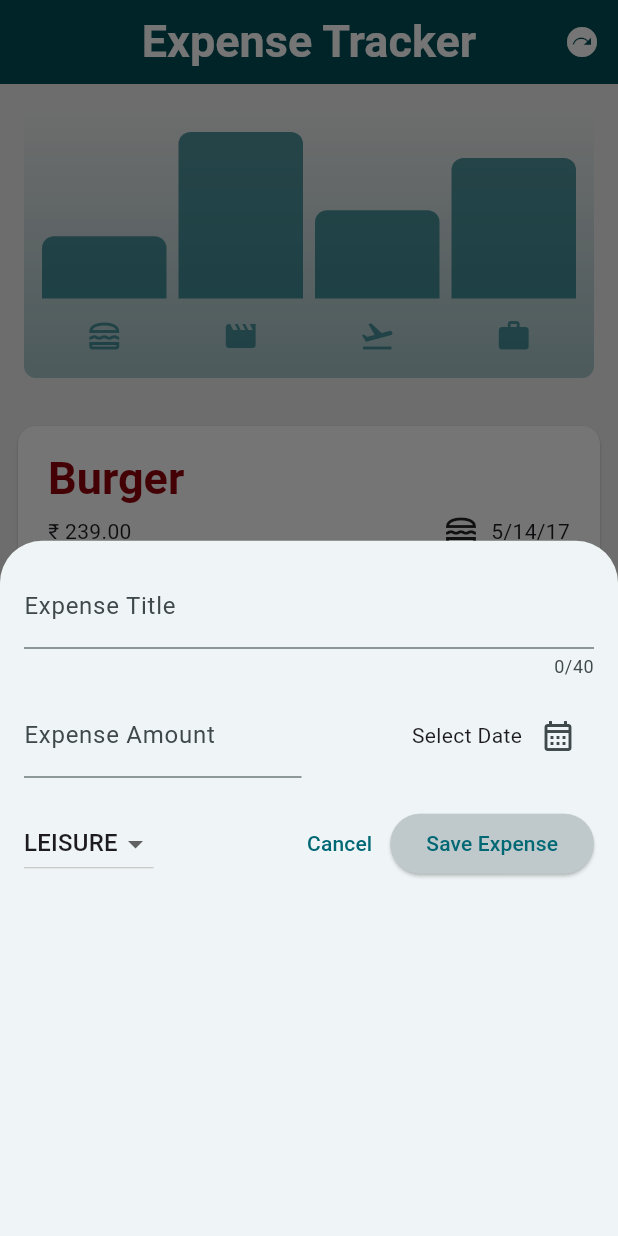
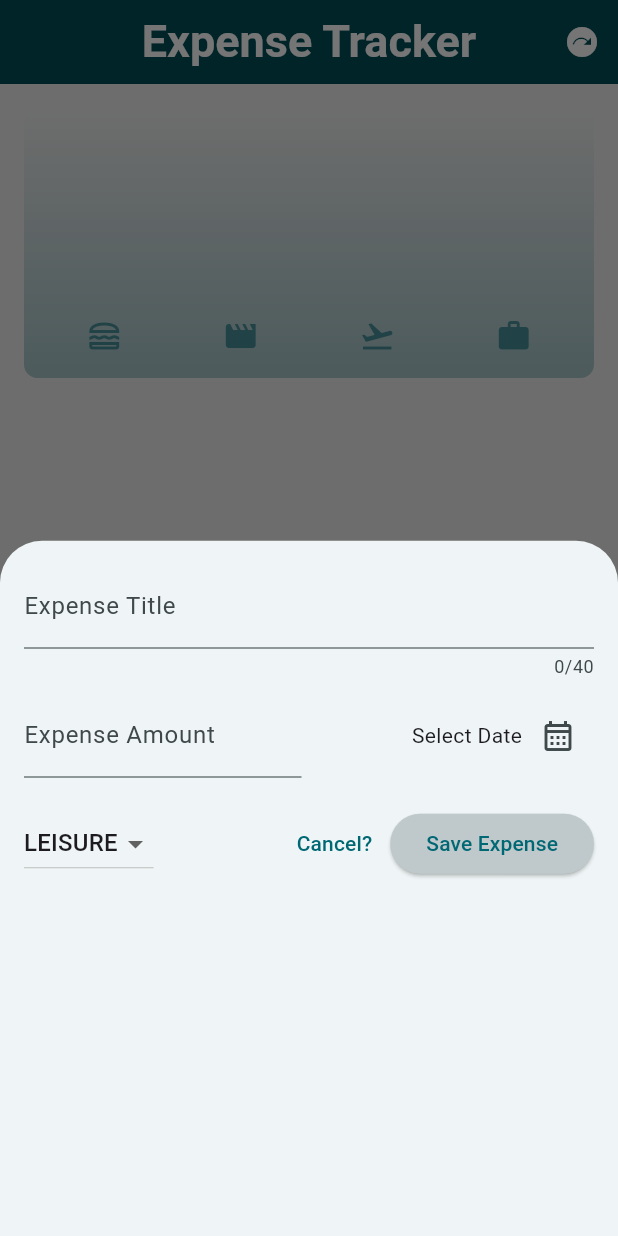
Before and after one commit to JaswanthJHK/u_project_two, a Flutter app: the screen it shows after launch, after a tap on the "add" icon, on a phone screen of 412 x 824 dp. Run offline on Flutter 3.47's test engine with Material 3 defaults, Android fonts, the phone set to English and light mode, and no system bars.

Commit message:
some changes added

```diff
--- a/lib/main.dart
+++ b/lib/main.dart
@@ -1,6 +1,6 @@
 import 'package:flutter/material.dart';
 import 'package:udemy_expense_tracker/presentation/pages/expenses_page_section/screens/expenses.dart';
-import 'package:flutter/services.dart';
+// import 'package:flutter/services.dart';
 
 var kColor = ColorScheme.fromSeed(
   seedColor: const Color.fromARGB(255, 130, 130, 130),
--- a/lib/presentation/pages/expenses_page_section/screens/dummy.dart
+++ b/lib/presentation/pages/expenses_page_section/screens/dummy.dart
@@ -44,7 +44,7 @@ class _DummyScreenState extends State<DummyScreen>
               ),
             ),
           ),
-          Text("nothing"),
+         const Text("nothing"),
         ],
       ),
     );
--- a/lib/presentation/pages/expenses_page_section/screens/expenses.dart
+++ b/lib/presentation/pages/expenses_page_section/screens/expenses.dart
@@ -13,32 +13,7 @@ class Expenses extends StatefulWidget {
 }
 
 class _ExpensesState extends State<Expenses> {
-  final List<ExpenseModel> _registeredExpenses = [
-    ExpenseModel(
-      title: "Burger",
-      amount: 239,
-      date: DateTime(11, 11, 2022),
-      category: Category.food,
-    ),
-    ExpenseModel(
-      title: "Flutter",
-      amount: 539,
-      date: DateTime(11, 11, 2022),
-      category: Category.work,
-    ),
-    ExpenseModel(
-      title: "trip",
-      amount: 339,
-      date: DateTime(11, 11, 2022),
-      category: Category.travel,
-    ),
-    ExpenseModel(
-      title: "trip",
-      amount: 639,
-      date: DateTime(11, 11, 2022),
-      category: Category.leisure,
-    ),
-  ];
+  final List<ExpenseModel> _registeredExpenses = [];
 
   void _openAddExpenseOverlay() {
     showModalBottomSheet(
@@ -80,9 +55,10 @@ class _ExpensesState extends State<Expenses> {
 
   @override
   Widget build(BuildContext context) {
+    final width = MediaQuery.of(context).size.width;
     Widget mainContent = Center(
       child: Text(
-        "No expenses founnd.\n Start adding some!",
+        "No expenses found.\n Start adding some!",
         style: TextStyle(
           fontSize: 20,
           fontWeight: FontWeight.bold,
@@ -98,12 +74,13 @@ class _ExpensesState extends State<Expenses> {
     }
     return Scaffold(
         appBar: AppBar(
-        title:const Text(
+          title: const Text(
             "Expense Tracker",
             // style: TextStyle(
             //     fontSize: 30,
             //     fontWeight: FontWeight.w700,
-          //     color: Colors.grey[800]),
+            //     color: Colors.grey[800]
+            // ),
           ),
           centerTitle: true,
           actions: [
@@ -112,14 +89,18 @@ class _ExpensesState extends State<Expenses> {
                 Navigator.push(
                   context,
                   MaterialPageRoute(
-                    builder: (context) => DummyScreen(),
+                    builder: (context) => const DummyScreen(),
                   ),
                 );
               },
-              icon: Icon(Icons.next_plan))
+              icon: const Icon(
+                Icons.next_plan,
+              ),
+            )
           ],
         ),
-      body: Column(
+        body: width < 600 //  checking the screen size and making the difference according the screen size
+            ? Column(
                 children: [
                   Chart(expenses: _registeredExpenses),
                   Expanded(child: mainContent),
@@ -133,9 +114,25 @@ class _ExpensesState extends State<Expenses> {
                   ),
                   const SizedBox(
                     height: 40,
+                  ),
+                ],
               )
+            : Row(
+                children: [
+                  Expanded(child: Chart(expenses: _registeredExpenses)),
+                  Expanded(child: mainContent),
+                  FloatingActionButton(
+                    onPressed: _openAddExpenseOverlay,
+                    // backgroundColor: Colors.grey[400],
+                    child: Icon(
+                      Icons.add,
+                      color: Colors.grey[800],
+                    ),
+                  ),
+                  const SizedBox(
+                    height: 40,
+                  ),
                 ],
-      ),
-    );
+              ));
   }
 }
--- a/lib/presentation/pages/expenses_page_section/widgets/chart/chart.dart
+++ b/lib/presentation/pages/expenses_page_section/widgets/chart/chart.dart
@@ -44,7 +44,7 @@ class Chart extends StatelessWidget {
       width: double.infinity,
       height: 180,
       decoration: BoxDecoration(
-        borderRadius: BorderRadius.circular(8),
+        borderRadius: BorderRadius.circular(9),
         gradient: LinearGradient(
           colors: [
             Theme.of(context).colorScheme.primary.withOpacity(0.3),
--- a/lib/presentation/pages/expenses_page_section/widgets/expense_bottom_sheet.dart
+++ b/lib/presentation/pages/expenses_page_section/widgets/expense_bottom_sheet.dart
@@ -42,7 +42,8 @@ class _ExpenseBottomSheetState extends State<ExpenseBottomSheet> {
           return AlertDialog(
             title: const Text("Ivalid Input"),
             content: const Text(
-                "Please make sure a valid Title, Amount, Date and Catogory was entered...!"),
+              "Please make sure a valid Title, Amount, Date and Catogory was entered...!",
+            ),
             actions: [
               TextButton(
                 onPressed: () => Navigator.pop(context),
@@ -148,7 +149,7 @@ class _ExpenseBottomSheetState extends State<ExpenseBottomSheet> {
               const Spacer(),
               TextButton(
                 onPressed: () => Navigator.pop(context),
-                child: const Text("Cancel"),
+                child: const Text("Cancel?"),
               ),
               ElevatedButton(
                   onPressed: _submitExpenseDataForm,
--- a/lib/presentation/pages/expenses_page_section/widgets/expense_item_widget.dart
+++ b/lib/presentation/pages/expenses_page_section/widgets/expense_item_widget.dart
@@ -27,7 +27,7 @@ class ExpenseItem extends StatelessWidget {
             Row(
               children: [
                 Text(
-                  '\u20B9 ${expense.amount.toStringAsFixed(2)}',
+                  '\u20B9  ${expense.amount.toStringAsFixed(2)}',
                 ), // here the toStringAsFixed show only two digits after point value
                 // like 12.34 instead of 12.345444
                 const Spacer(),
--- a/lib/presentation/pages/expenses_page_section/widgets/expenses_list_widget.dart
+++ b/lib/presentation/pages/expenses_page_section/widgets/expenses_list_widget.dart
@@ -1,5 +1,4 @@
 import 'package:flutter/material.dart';
-import 'package:udemy_expense_tracker/main.dart';
 import 'package:udemy_expense_tracker/model/expense_model.dart';
 import 'package:udemy_expense_tracker/presentation/pages/expenses_page_section/widgets/expense_item_widget.dart';
 
```
Lines whose indentation alone changed are shown as unchanged.
